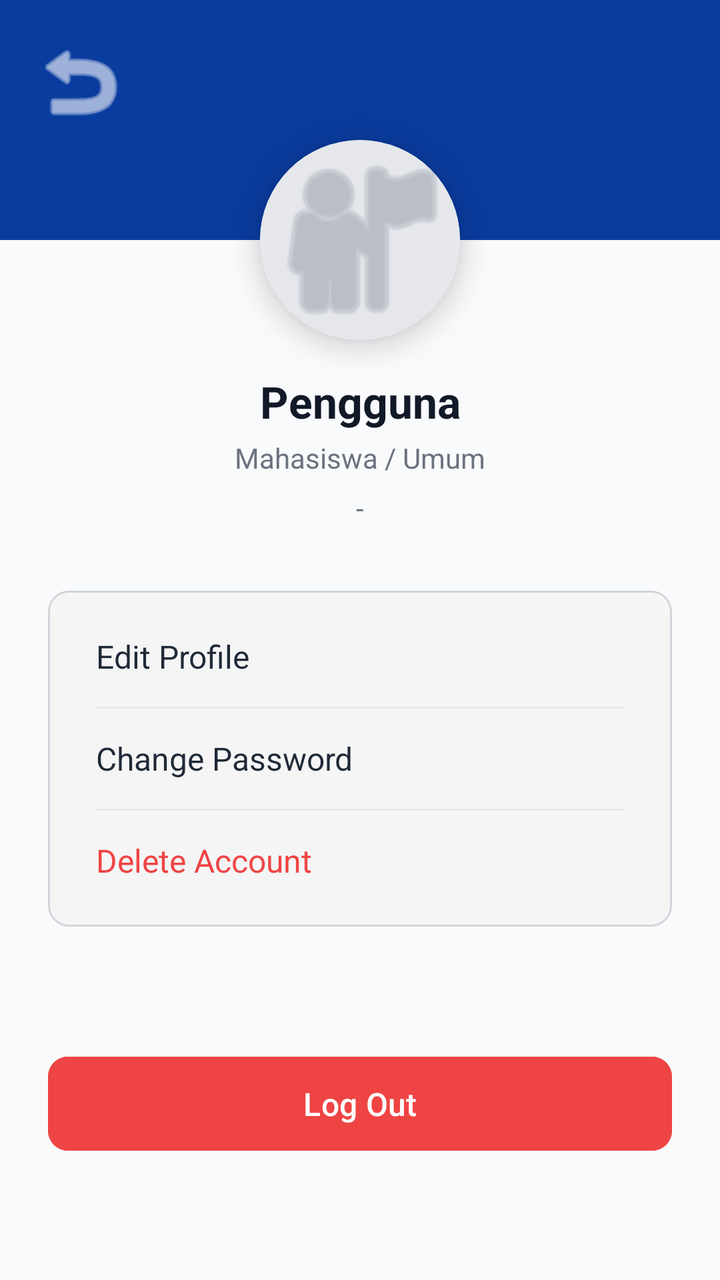
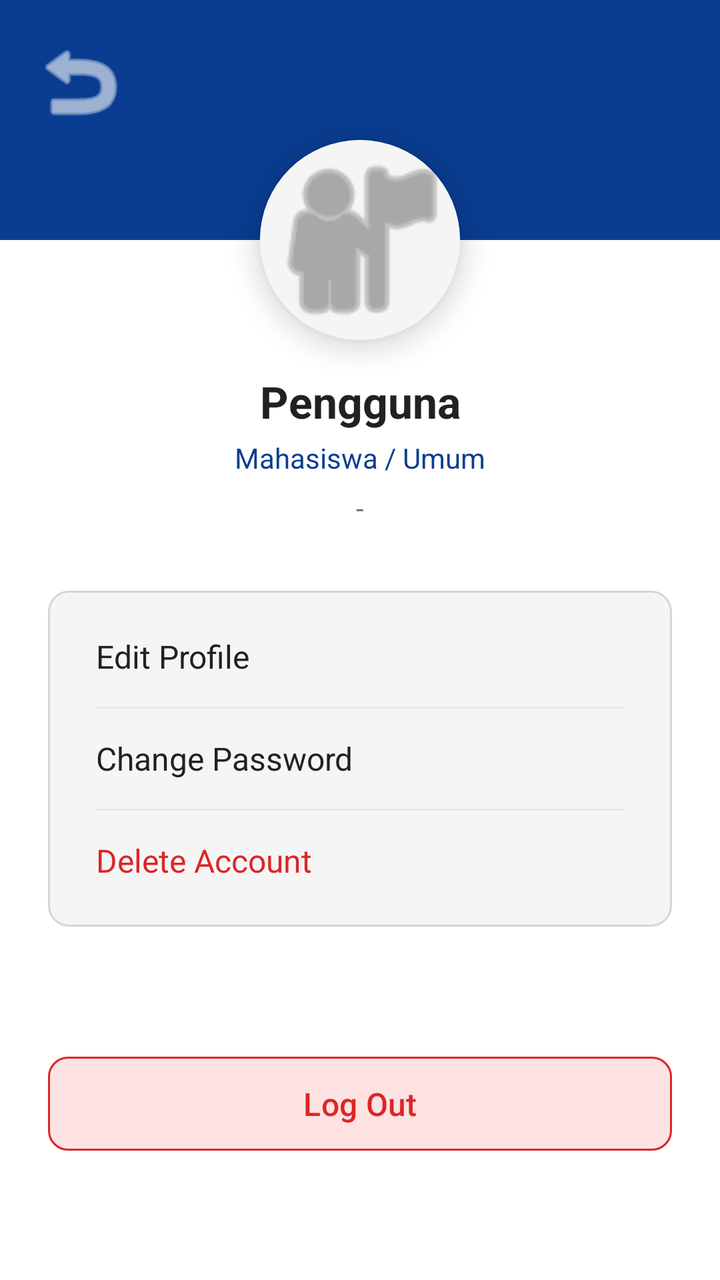

Two renders of the same Android screen: before a commit and after it. Below are the layout's source before the change and the commit's diff.
<!-- AndroidManifest.xml: application theme Theme.CampusConnectProject -->
<!-- res/layout/activity_profile.xml -->
<?xml version="1.0" encoding="utf-8"?>
<androidx.constraintlayout.widget.ConstraintLayout
    android:id="@+id/main"
    xmlns:android="http://schemas.android.com/apk/res/android"
    xmlns:app="http://schemas.android.com/apk/res-auto"
    xmlns:tools="http://schemas.android.com/tools"
    android:layout_width="match_parent"
    android:layout_height="match_parent"
    android:background="#F9FAFB"
    tools:context=".ui.profile.ProfileActivity">

    

    
    <View
        android:id="@+id/headerProfile"
        android:layout_width="match_parent"
        android:layout_height="120dp"
        android:background="#0A3C9F"
        app:layout_constraintTop_toTopOf="parent"
        tools:layout_editor_absoluteX="24dp" />

    <ImageView
    android:id="@+id/btnBack"
    android:layout_width="50dp"
    android:layout_height="50dp"
    android:layout_marginStart="15dp"
    android:layout_marginTop="16dp"
    android:src="@android:drawable/ic_menu_revert"
    app:tint="#FFFFFF"

    app:layout_constraintStart_toStartOf="parent"
    app:layout_constraintTop_toTopOf="parent"/>

    <androidx.cardview.widget.CardView
        android:id="@+id/cvAvatar"
        android:layout_width="100dp"
        android:layout_height="100dp"
        app:cardCornerRadius="50dp"
        app:cardElevation="8dp"
        app:layout_constraintBottom_toBottomOf="@id/headerProfile"
        app:layout_constraintEnd_toEndOf="parent"
        app:layout_constraintStart_toStartOf="parent"
        app:layout_constraintTop_toBottomOf="@id/headerProfile">

        <ImageView
            android:layout_width="match_parent"
            android:layout_height="match_parent"
            android:background="#E5E7EB"
            android:src="@android:drawable/ic_menu_myplaces"
            android:scaleType="centerCrop"
            app:tint="#9CA3AF" />
    </androidx.cardview.widget.CardView>

    
    <TextView
        android:id="@+id/tvProfileName"
        android:layout_width="wrap_content"
        android:layout_height="wrap_content"
        android:layout_marginTop="16dp"
        android:text="Pengguna"
        android:textColor="#111827"
        android:textSize="22sp"
        android:textStyle="bold"
        app:layout_constraintEnd_toEndOf="parent"
        app:layout_constraintStart_toStartOf="parent"
        app:layout_constraintTop_toBottomOf="@id/cvAvatar" />

    <TextView
        android:id="@+id/tvProfileRole"
        android:layout_width="wrap_content"
        android:layout_height="wrap_content"
        android:layout_marginTop="4dp"
        android:text="Mahasiswa / Umum"
        android:textColor="#6B7280"
        android:textSize="14sp"
        app:layout_constraintEnd_toEndOf="parent"
        app:layout_constraintStart_toStartOf="parent"
        app:layout_constraintTop_toBottomOf="@id/tvProfileName" />

    <TextView
        android:id="@+id/tvProfileEmail"
        android:layout_width="0dp"
        android:layout_height="wrap_content"
        android:layout_marginHorizontal="24dp"
        android:layout_marginTop="6dp"
        android:gravity="center"
        android:text="-"
        android:textColor="#6B7280"
        android:textSize="14sp"
        app:layout_constraintEnd_toEndOf="parent"
        app:layout_constraintStart_toStartOf="parent"
        app:layout_constraintTop_toBottomOf="@id/tvProfileRole" />

    
    <LinearLayout
        android:id="@+id/profileMenuContainer"
        android:layout_width="match_parent"
        android:layout_height="wrap_content"
        android:layout_marginHorizontal="24dp"
        android:layout_marginTop="32dp"
        android:orientation="vertical"
        android:background="@drawable/bg_input_rounded"
        android:padding="8dp"
        app:layout_constraintTop_toBottomOf="@id/tvProfileEmail">

        <TextView
            android:id="@+id/tvEditProfile"
            android:layout_width="match_parent"
            android:layout_height="50dp"
            android:gravity="center_vertical"
            android:paddingHorizontal="16dp"
            android:text="Edit Profile"
            android:textColor="#1F2937"
            android:textSize="16sp" />

        <View
            android:layout_width="match_parent"
            android:layout_height="1dp"
            android:background="#E5E7EB"
            android:layout_marginHorizontal="16dp"/>

        <TextView
            android:id="@+id/tvChangePassword"
            android:layout_width="match_parent"
            android:layout_height="50dp"
            android:gravity="center_vertical"
            android:paddingHorizontal="16dp"
            android:text="Change Password"
            android:textColor="#1F2937"
            android:textSize="16sp" />

        <View
            android:layout_width="match_parent"
            android:layout_height="1dp"
            android:background="#E5E7EB"
            android:layout_marginHorizontal="16dp"/>

        <TextView
            android:id="@+id/tvDeleteAccount"
            android:layout_width="match_parent"
            android:layout_height="50dp"
            android:gravity="center_vertical"
            android:paddingHorizontal="16dp"
            android:text="Delete Account"
            android:textColor="#EF4444"
            android:textSize="16sp" />
    </LinearLayout>

    
    <Button
        android:id="@+id/btnLogout"
        android:layout_width="match_parent"
        android:layout_height="55dp"
        android:layout_marginHorizontal="24dp"
        android:layout_marginTop="32dp"
        android:backgroundTint="#EF4444"
        android:text="Log Out"
        android:textAllCaps="false"
        android:textColor="#FFFFFF"
        android:textSize="16sp"
        app:cornerRadius="10dp"
        app:layout_constraintTop_toBottomOf="@id/profileMenuContainer"
        app:layout_constraintBottom_toBottomOf="parent"
        android:layout_marginBottom="32dp"/>
</androidx.constraintlayout.widget.ConstraintLayout>
<!-- resources referenced by this layout -->
<resources>
  <!-- drawable bg_input_rounded (drawable) -->
  <?xml version="1.0" encoding="utf-8"?>
  <shape xmlns:android="http://schemas.android.com/apk/res/android" android:shape="rectangle">
      <solid android:color="@color/bg_input" />
      <stroke android:width="1dp" android:color="#D1D5DB" />
      <corners android:radius="10dp" />
  </shape>
  <style name="Theme.CampusConnectProject" parent="Base.Theme.CampusConnectProject" />
  <color name="bg_input">#F5F5F5</color>
  <style name="Base.Theme.CampusConnectProject" parent="Theme.Material3.DayNight.NoActionBar">
          
          
      </style>
</resources>

<!-- the commit's change to res/layout/activity_profile.xml (unified diff, before → after) -->
@@ -6,31 +6,27 @@
     xmlns:tools="http://schemas.android.com/tools"
     android:layout_width="match_parent"
     android:layout_height="match_parent"
-    android:background="#F9FAFB"
+    android:background="@color/bg_utama"
     tools:context=".ui.profile.ProfileActivity">
 
-    
-
-    
     <View
         android:id="@+id/headerProfile"
         android:layout_width="match_parent"
         android:layout_height="120dp"
-        android:background="#0A3C9F"
-        app:layout_constraintTop_toTopOf="parent"
-        tools:layout_editor_absoluteX="24dp" />
+        android:background="@color/warna_primer"
+        app:layout_constraintTop_toTopOf="parent" />
 
     <ImageView
-    android:id="@+id/btnBack"
-    android:layout_width="50dp"
-    android:layout_height="50dp"
-    android:layout_marginStart="15dp"
-    android:layout_marginTop="16dp"
-    android:src="@android:drawable/ic_menu_revert"
-    app:tint="#FFFFFF"
-
-    app:layout_constraintStart_toStartOf="parent"
-    app:layout_constraintTop_toTopOf="parent"/>
+        android:id="@+id/btnBack"
+        android:layout_width="50dp"
+        android:layout_height="50dp"
+        android:layout_marginStart="15dp"
+        android:layout_marginTop="16dp"
+        android:contentDescription="@null"
+        android:src="@android:drawable/ic_menu_revert"
+        app:tint="@color/white"
+        app:layout_constraintStart_toStartOf="parent"
+        app:layout_constraintTop_toTopOf="parent"/>
 
     <androidx.cardview.widget.CardView
         android:id="@+id/cvAvatar"
@@ -38,6 +34,7 @@
         android:layout_height="100dp"
         app:cardCornerRadius="50dp"
         app:cardElevation="8dp"
+        app:cardBackgroundColor="@color/bg_input"
         app:layout_constraintBottom_toBottomOf="@id/headerProfile"
         app:layout_constraintEnd_toEndOf="parent"
         app:layout_constraintStart_toStartOf="parent"
@@ -46,20 +43,20 @@
         <ImageView
             android:layout_width="match_parent"
             android:layout_height="match_parent"
-            android:background="#E5E7EB"
+            android:background="@color/bg_input"
             android:src="@android:drawable/ic_menu_myplaces"
             android:scaleType="centerCrop"
-            app:tint="#9CA3AF" />
+            android:contentDescription="@null"
+            app:tint="@color/teks_sekunder" />
     </androidx.cardview.widget.CardView>
 
-    
     <TextView
         android:id="@+id/tvProfileName"
         android:layout_width="wrap_content"
         android:layout_height="wrap_content"
         android:layout_marginTop="16dp"
         android:text="Pengguna"
-        android:textColor="#111827"
+        android:textColor="@color/teks_utama"
         android:textSize="22sp"
         android:textStyle="bold"
         app:layout_constraintEnd_toEndOf="parent"
@@ -72,7 +69,7 @@
         android:layout_height="wrap_content"
         android:layout_marginTop="4dp"
         android:text="Mahasiswa / Umum"
-        android:textColor="#6B7280"
+        android:textColor="@color/warna_primer"
         android:textSize="14sp"
         app:layout_constraintEnd_toEndOf="parent"
         app:layout_constraintStart_toStartOf="parent"
@@ -86,13 +83,12 @@
         android:layout_marginTop="6dp"
         android:gravity="center"
         android:text="-"
-        android:textColor="#6B7280"
+        android:textColor="@color/teks_sekunder"
         android:textSize="14sp"
         app:layout_constraintEnd_toEndOf="parent"
         app:layout_constraintStart_toStartOf="parent"
         app:layout_constraintTop_toBottomOf="@id/tvProfileRole" />
 
-    
     <LinearLayout
         android:id="@+id/profileMenuContainer"
         android:layout_width="match_parent"
@@ -111,13 +107,13 @@
             android:gravity="center_vertical"
             android:paddingHorizontal="16dp"
             android:text="Edit Profile"
-            android:textColor="#1F2937"
+            android:textColor="@color/teks_utama"
             android:textSize="16sp" />
 
         <View
             android:layout_width="match_parent"
             android:layout_height="1dp"
-            android:background="#E5E7EB"
+            android:background="@color/garis_pembatas"
             android:layout_marginHorizontal="16dp"/>
 
         <TextView
@@ -127,13 +123,13 @@
             android:gravity="center_vertical"
             android:paddingHorizontal="16dp"
             android:text="Change Password"
-            android:textColor="#1F2937"
+            android:textColor="@color/teks_utama"
             android:textSize="16sp" />
 
         <View
             android:layout_width="match_parent"
             android:layout_height="1dp"
-            android:background="#E5E7EB"
+            android:background="@color/garis_pembatas"
             android:layout_marginHorizontal="16dp"/>
 
         <TextView
@@ -143,23 +139,24 @@
             android:gravity="center_vertical"
             android:paddingHorizontal="16dp"
             android:text="Delete Account"
-            android:textColor="#EF4444"
+            android:textColor="@color/teks_tolak"
             android:textSize="16sp" />
     </LinearLayout>
 
-    
     <Button
         android:id="@+id/btnLogout"
         android:layout_width="match_parent"
         android:layout_height="55dp"
         android:layout_marginHorizontal="24dp"
         android:layout_marginTop="32dp"
-        android:backgroundTint="#EF4444"
+        android:backgroundTint="@color/bg_tolak"
         android:text="Log Out"
         android:textAllCaps="false"
-        android:textColor="#FFFFFF"
+        android:textColor="@color/teks_tolak"
         android:textSize="16sp"
         app:cornerRadius="10dp"
+        app:strokeColor="@color/teks_tolak"
+        app:strokeWidth="1dp"
         app:layout_constraintTop_toBottomOf="@id/profileMenuContainer"
         app:layout_constraintBottom_toBottomOf="parent"
         android:layout_marginBottom="32dp"/>
<!-- resource entries referenced after the edit -->
@@ -9,9 +9,16 @@
   </shape>
   <style name="Theme.CampusConnectProject" parent="Base.Theme.CampusConnectProject" />
   <color name="bg_input">#F5F5F5</color>
+  <color name="bg_tolak">#FEE2E2</color>
+  <color name="bg_utama">#FFFFFF</color>
+  <color name="garis_pembatas">#E5E7EB</color>
+  <color name="teks_sekunder">#757575</color>
+  <color name="teks_tolak">#DC2626</color>
+  <color name="teks_utama">#212121</color>
+  <color name="warna_primer">#0A3D91</color>
+  <color name="white">#FFFFFFFF</color>
   <style name="Base.Theme.CampusConnectProject" parent="Theme.Material3.DayNight.NoActionBar">
-          
-          
+          <item name="android:forceDarkAllowed" tools:targetApi="q">false</item>
       </style>
 </resources>
 
